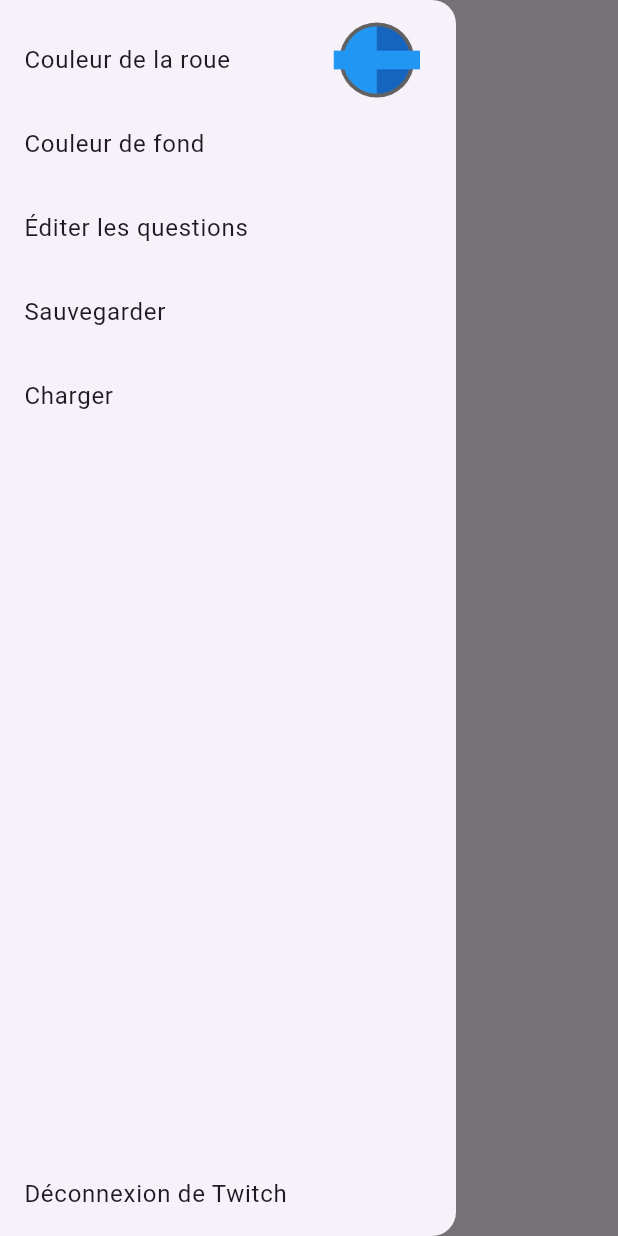
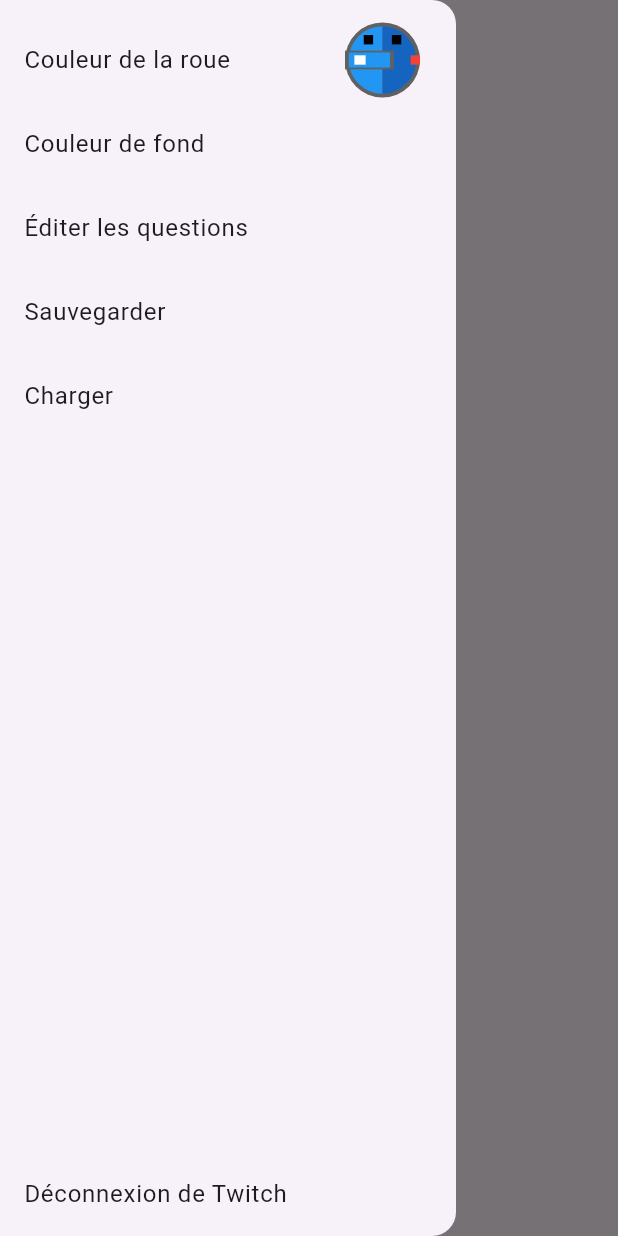
Before and after one commit to pariterre/twitch_question_wheel, a Flutter app: the screen it shows after launch, with the side drawer open, on a phone screen of 412 x 824 dp. Run offline on Flutter 3.47's test engine with Material 3 defaults, Android fonts, the phone set to English and light mode, and no system bars; our stand-ins replace auto_size_text, file_picker, flutter_colorpicker, flutter_fortune_wheel, shared_preferences; missing offline and left inert: file_sender, twitch_manager, universal_html, web_socket_client.

Commit message:
Added a bunch of ways to customize the wheel

```diff
--- a/lib/providers/app_preferences.dart
+++ b/lib/providers/app_preferences.dart
@@ -30,10 +30,31 @@ class AppPreferences with ChangeNotifier {
     _save();
   }
 
+  Color _wheelTextColorOdd;
+  Color get wheelTextColorOdd => _wheelTextColorOdd;
+  set wheelTextColorOdd(Color value) {
+    _wheelTextColorOdd = value;
+    _save();
+  }
+
   Color _wheelColorEven;
   Color get wheelColorEven => _wheelColorEven;
   set wheelColorEven(Color value) {
     _wheelColorEven = value;
+    _save();
+  }
+
+  Color _wheelTextColorEven;
+  Color get wheelTextColorEven => _wheelTextColorEven;
+  set wheelTextColorEven(Color value) {
+    _wheelTextColorEven = value;
+    _save();
+  }
+
+  Color _wheelColorMarker;
+  Color get wheelColorMarker => _wheelColorMarker;
+  set wheelColorMarker(Color value) {
+    _wheelColorMarker = value;
     _save();
   }
 
@@ -44,8 +65,26 @@ class AppPreferences with ChangeNotifier {
     _save();
   }
 
+  Color _wheelQuestionTextColor;
+  Color get wheelQuestionTextColor => _wheelQuestionTextColor;
+  set wheelQuestionTextColor(Color value) {
+    _wheelQuestionTextColor = value;
+    _save();
+  }
+
+  Color _wheelQuestionBorderColor;
+  Color get wheelQuestionBorderColor => _wheelQuestionBorderColor;
+  set wheelQuestionBorderColor(Color value) {
+    _wheelQuestionBorderColor = value;
+    _save();
+  }
+
   Color wheelFillingColor(int index) {
     return index.isOdd ? _wheelColorOdd : _wheelColorEven;
+  }
+
+  Color wheelTextColor(int index) {
+    return index.isOdd ? _wheelTextColorOdd : _wheelTextColorEven;
   }
 
   Questions _questions;
@@ -144,10 +183,22 @@ class AppPreferences with ChangeNotifier {
         Colors.grey[700]!.toARGB32());
     final wheelColorOdd =
         Color(previousPreferences['wheelColorOdd'] ?? Colors.blue.toARGB32());
+    final wheelTextColorOdd = Color(
+        previousPreferences['wheelTextColorOdd'] ?? Colors.black.toARGB32());
     final wheelColorEven = Color(
         previousPreferences['wheelColorEven'] ?? Colors.blue[800]!.toARGB32());
+    final wheelTextColorEven = Color(
+        previousPreferences['wheelTextColorEven'] ?? Colors.black.toARGB32());
+    final wheelColorMarker =
+        Color(previousPreferences['wheelColorMarker'] ?? Colors.red.toARGB32());
     final wheelQuestionColor = Color(
         previousPreferences['wheelQuestionColor'] ?? Colors.blue.toARGB32());
+    final wheelQuestionTextColor = Color(
+        previousPreferences['wheelQuestionTextColor'] ??
+            Colors.white.toARGB32());
+    final wheelQuestionBorderColor = Color(
+        previousPreferences['wheelQuestionBorderColor'] ??
+            Colors.grey[700]!.toARGB32());
 
     final questions =
         Questions.fromSerialized(previousPreferences['questions'] ?? {});
@@ -155,8 +206,13 @@ class AppPreferences with ChangeNotifier {
         backgroundColor: backgroundColor,
         wheelBorderColor: wheelBorderColor,
         wheelColorOdd: wheelColorOdd,
+        wheelTextColorOdd: wheelTextColorOdd,
         wheelColorEven: wheelColorEven,
+        wheelTextColorEven: wheelTextColorEven,
+        wheelColorMarker: wheelColorMarker,
         wheelQuestionColor: wheelQuestionColor,
+        wheelQuestionTextColor: wheelQuestionTextColor,
+        wheelQuestionBorderColor: wheelQuestionBorderColor,
         questions: questions);
   }
 
@@ -164,14 +220,24 @@ class AppPreferences with ChangeNotifier {
     required Color backgroundColor,
     required Color wheelBorderColor,
     required Color wheelColorOdd,
+    required Color wheelTextColorOdd,
     required Color wheelColorEven,
+    required Color wheelTextColorEven,
+    required Color wheelColorMarker,
     required Color wheelQuestionColor,
+    required Color wheelQuestionTextColor,
+    required Color wheelQuestionBorderColor,
     required Questions questions,
   })  : _backgroundColor = backgroundColor,
         _wheelBorderColor = wheelBorderColor,
         _wheelColorOdd = wheelColorOdd,
+        _wheelTextColorOdd = wheelTextColorOdd,
         _wheelColorEven = wheelColorEven,
+        _wheelTextColorEven = wheelTextColorEven,
+        _wheelColorMarker = wheelColorMarker,
         _wheelQuestionColor = wheelQuestionColor,
+        _wheelQuestionTextColor = wheelQuestionTextColor,
+        _wheelQuestionBorderColor = wheelQuestionBorderColor,
         _questions = questions;
 
   // INTERNAL METHODS
@@ -183,8 +249,13 @@ class AppPreferences with ChangeNotifier {
         'backgroundColor': _backgroundColor.toARGB32(),
         'wheelBorderColor': _wheelBorderColor.toARGB32(),
         'wheelColorOdd': _wheelColorOdd.toARGB32(),
+        'wheelTextColorOdd': _wheelTextColorOdd.toARGB32(),
         'wheelColorEven': _wheelColorEven.toARGB32(),
+        'wheelTextColorEven': _wheelTextColorEven.toARGB32(),
+        'wheelColorMarker': _wheelColorMarker.toARGB32(),
         'wheelQuestionColor': _wheelQuestionColor.toARGB32(),
+        'wheelQuestionTextColor': _wheelQuestionTextColor.toARGB32(),
+        'wheelQuestionBorderColor': _wheelQuestionBorderColor.toARGB32(),
         'questions': _questions.serialize(),
       };
 
@@ -195,10 +266,19 @@ class AppPreferences with ChangeNotifier {
     _wheelBorderColor =
         Color(map['wheelBorderColor'] ?? Colors.grey[700]!.toARGB32());
     _wheelColorOdd = Color(map['wheelColorOdd'] ?? Colors.blue.toARGB32());
+    _wheelTextColorOdd =
+        Color(map['wheelTextColorOdd'] ?? Colors.black.toARGB32());
     _wheelColorEven =
         Color(map['wheelColorEven'] ?? Colors.blue[800]!.toARGB32());
+    _wheelTextColorEven =
+        Color(map['wheelTextColorEven'] ?? Colors.white.toARGB32());
+    _wheelColorMarker = Color(map['wheelColorMarker'] ?? Colors.red.toARGB32());
     _wheelQuestionColor =
         Color(map['wheelQuestionColor'] ?? Colors.blue.toARGB32());
+    _wheelQuestionTextColor =
+        Color(map['wheelQuestionTextColor'] ?? Colors.white.toARGB32());
+    _wheelQuestionBorderColor =
+        Color(map['wheelQuestionBorderColor'] ?? Colors.grey[700]!.toARGB32());
     _questions = Questions.fromSerialized(map['questions'] ?? {});
   }
 }
--- a/lib/screens/wheel_screen.dart
+++ b/lib/screens/wheel_screen.dart
@@ -149,10 +149,11 @@ class _WheelScreenState extends State<WheelScreen> {
                     Border.all(color: preferences.wheelBorderColor, width: 20),
               ),
               child: FortuneWheel(
-                indicators: const [
+                indicators: [
                   FortuneIndicator(
                       alignment: Alignment.topCenter,
-                      child: TriangleIndicator(color: Colors.red))
+                      child: TriangleIndicator(
+                          color: preferences.wheelColorMarker)),
                 ],
                 duration: _spinDuration,
                 selected: _selected.stream,
@@ -169,7 +170,9 @@ class _WheelScreenState extends State<WheelScreen> {
                           child: Text(
                             questions.categories[index].name,
                             maxLines: 1,
-                            style: TextStyle(fontSize: wheelSize / 25),
+                            style: TextStyle(
+                                fontSize: wheelSize / 25,
+                                color: preferences.wheelTextColor(index)),
                           ),
                         ))
                     .toList(),
@@ -211,10 +214,16 @@ class _WheelScreenState extends State<WheelScreen> {
               Positioned(
                 bottom: wheelSize / 2,
                 child: Container(
+                  decoration: BoxDecoration(
+                      color: preferences.wheelQuestionBorderColor),
+                  width: wheelSize * 6 / 5,
+                  height: wheelSize / 5,
+                  child: Center(
+                    child: Container(
                       decoration:
                           BoxDecoration(color: preferences.wheelQuestionColor),
-                  width: wheelSize * 6 / 5,
-                  height: wheelSize / 5,
+                      width: wheelSize * 6 / 5 - wheelSize / 30,
+                      height: wheelSize / 5 - wheelSize / 30,
                       child: Center(
                         child: Padding(
                           padding: const EdgeInsets.all(8.0),
@@ -222,8 +231,11 @@ class _WheelScreenState extends State<WheelScreen> {
                             _currentQuestion!,
                             maxLines: 2,
                             style: TextStyle(
-                            color: Colors.white, fontSize: wheelSize / 20),
+                                color: preferences.wheelQuestionTextColor,
+                                fontSize: wheelSize / 20),
                             textAlign: TextAlign.center,
+                          ),
+                        ),
                       ),
                     ),
                   ),
--- a/lib/widgets/my_drawer.dart
+++ b/lib/widgets/my_drawer.dart
@@ -120,6 +120,7 @@ class MyDrawer extends StatelessWidget {
             mainAxisSize: MainAxisSize.min,
             children: [
               SingleChildScrollView(
+                scrollDirection: Axis.horizontal,
                 child: Row(
                   mainAxisSize: MainAxisSize.min,
                   crossAxisAlignment: CrossAxisAlignment.start,
@@ -142,6 +143,21 @@ class MyDrawer extends StatelessWidget {
                     Column(
                       crossAxisAlignment: CrossAxisAlignment.start,
                       children: [
+                        Text('Texte première moitiée',
+                            style: Theme.of(context).textTheme.titleLarge),
+                        const SizedBox(height: 12),
+                        CustomHueRingPicker(
+                          pickerColor: preferences.wheelTextColorOdd,
+                          colorPickerHeight: 200,
+                          onColorChanged: (color) =>
+                              preferences.wheelTextColorOdd = color,
+                        ),
+                      ],
+                    ),
+                    const SizedBox(width: 20),
+                    Column(
+                      crossAxisAlignment: CrossAxisAlignment.start,
+                      children: [
                         Text('Seconde moitiée',
                             style: Theme.of(context).textTheme.titleLarge),
                         const SizedBox(height: 12),
@@ -150,6 +166,52 @@ class MyDrawer extends StatelessWidget {
                           colorPickerHeight: 200,
                           onColorChanged: (color) =>
                               preferences.wheelColorEven = color,
+                        ),
+                      ],
+                    ),
+                    const SizedBox(width: 20),
+                    Column(
+                      crossAxisAlignment: CrossAxisAlignment.start,
+                      children: [
+                        Text('Texte seconde moitiée',
+                            style: Theme.of(context).textTheme.titleLarge),
+                        const SizedBox(height: 12),
+                        CustomHueRingPicker(
+                          pickerColor: preferences.wheelTextColorEven,
+                          colorPickerHeight: 200,
+                          onColorChanged: (color) =>
+                              preferences.wheelTextColorEven = color,
+                        ),
+                      ],
+                    ),
+                    const SizedBox(width: 20),
+                    Column(
+                      crossAxisAlignment: CrossAxisAlignment.start,
+                      children: [
+                        Text('Marqueur',
+                            style: Theme.of(context).textTheme.titleLarge),
+                        const SizedBox(height: 12),
+                        CustomHueRingPicker(
+                          pickerColor: preferences.wheelColorMarker,
+                          colorPickerHeight: 200,
+                          onColorChanged: (color) =>
+                              preferences.wheelColorMarker = color,
+                        ),
+                      ],
+                    ),
+                    const SizedBox(width: 20),
+                    Column(
+                      crossAxisAlignment: CrossAxisAlignment.start,
+                      children: [
+                        Text('Bordure',
+                            style: Theme.of(context).textTheme.titleLarge),
+                        const SizedBox(height: 12),
+                        CustomHueRingPicker(
+                          pickerColor: preferences.wheelBorderColor,
+                          colorPickerHeight: 200,
+                          onColorChanged: (color) =>
+                              preferences.wheelBorderColor = color,
+                          enableAlpha: true,
                         ),
                       ],
                     ),
@@ -173,15 +235,30 @@ class MyDrawer extends StatelessWidget {
                     Column(
                       crossAxisAlignment: CrossAxisAlignment.start,
                       children: [
-                        Text('Bordure',
+                        Text('Bordure question',
                             style: Theme.of(context).textTheme.titleLarge),
                         const SizedBox(height: 12),
                         CustomHueRingPicker(
-                          pickerColor: preferences.wheelBorderColor,
+                          pickerColor: preferences.wheelQuestionBorderColor,
                           colorPickerHeight: 200,
                           onColorChanged: (color) =>
-                              preferences.wheelBorderColor = color,
+                              preferences.wheelQuestionBorderColor = color,
                           enableAlpha: true,
+                        ),
+                      ],
+                    ),
+                    const SizedBox(width: 20),
+                    Column(
+                      crossAxisAlignment: CrossAxisAlignment.start,
+                      children: [
+                        Text('Text question',
+                            style: Theme.of(context).textTheme.titleLarge),
+                        const SizedBox(height: 12),
+                        CustomHueRingPicker(
+                          pickerColor: preferences.wheelQuestionTextColor,
+                          colorPickerHeight: 200,
+                          onColorChanged: (color) =>
+                              preferences.wheelQuestionTextColor = color,
                         ),
                       ],
                     ),
@@ -297,11 +374,58 @@ class MiniWheel extends StatelessWidget {
             ),
           ),
         ),
-        Container(
-          width: thumbnailRadius * 2.3,
-          height: thumbnailRadius / 2,
-          decoration: BoxDecoration(color: preferences.wheelQuestionColor),
-        )
+        Positioned(
+          left: thumbnailRadius / 2,
+          top: thumbnailRadius / 3,
+          child: Container(
+            width: thumbnailRadius / 4,
+            height: thumbnailRadius / 4,
+            decoration: BoxDecoration(color: preferences.wheelTextColorOdd),
+          ),
+        ),
+        Positioned(
+          right: thumbnailRadius / 2,
+          top: thumbnailRadius / 3,
+          child: Container(
+            width: thumbnailRadius / 4,
+            height: thumbnailRadius / 4,
+            decoration: BoxDecoration(color: preferences.wheelTextColorEven),
+          ),
+        ),
+        Positioned(
+          right: 0,
+          child: Container(
+            width: thumbnailRadius / 4,
+            height: thumbnailRadius / 4,
+            decoration: BoxDecoration(color: preferences.wheelColorMarker),
+          ),
+        ),
+        Positioned(
+          left: 0,
+          child: Container(
+            width: thumbnailRadius * 1.2 + thumbnailRadius / 10,
+            height: thumbnailRadius / 2,
+            decoration:
+                BoxDecoration(color: preferences.wheelQuestionBorderColor),
+          ),
+        ),
+        Positioned(
+          left: thumbnailRadius / 10,
+          child: Container(
+            width: thumbnailRadius * 1.2 - thumbnailRadius / 10,
+            height: thumbnailRadius / 2 - thumbnailRadius / 10,
+            decoration: BoxDecoration(color: preferences.wheelQuestionColor),
+          ),
+        ),
+        Positioned(
+          left: thumbnailRadius / 4,
+          child: Container(
+            width: thumbnailRadius * 0.3,
+            height: thumbnailRadius / 4,
+            decoration:
+                BoxDecoration(color: preferences.wheelQuestionTextColor),
+          ),
+        ),
       ],
     );
   }
```
Lines whose indentation alone changed are shown as unchanged.
